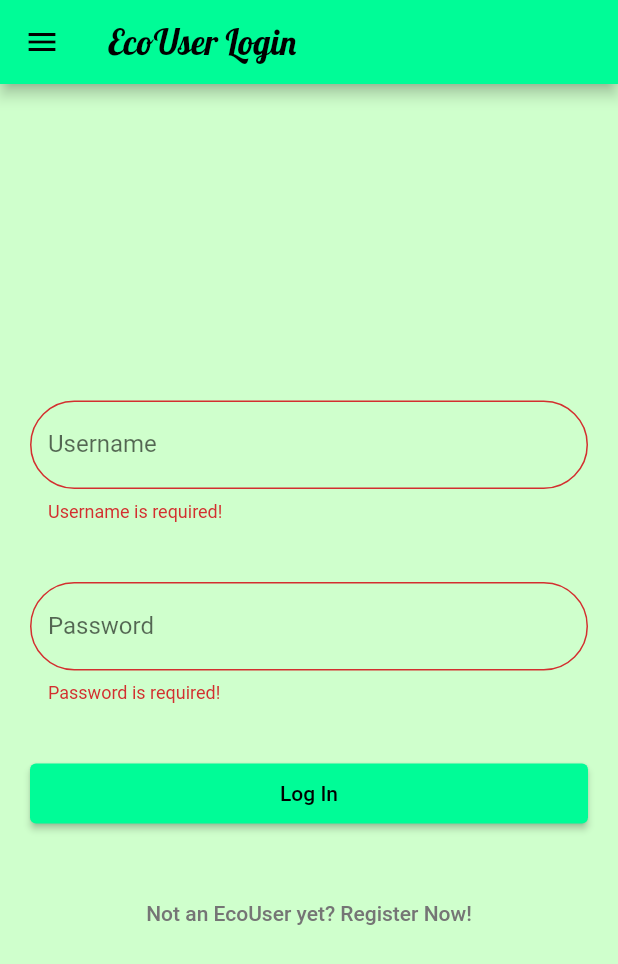
After one commit to PTS-C07-PBP/EcoFriendApp, a Flutter app: the ProfilePage screen opened directly, after a tap on "Log In", on a phone screen of 412 x 824 dp. The commit adds this screen. Shown: the top 964 px of the screen. Run offline on Flutter 3.47's test engine with Material 2 defaults, Android fonts, the phone set to English and light mode, and no system bars; our stand-ins replace cached_network_image; missing offline and left inert: pbp_django_auth; network calls fail.

Commit message:
edit register and profile page

```diff
--- /dev/null
+++ b/ecofriend/lib/pages/user/profile.dart
@@ -0,0 +1,219 @@
+import 'package:flutter/material.dart';
+import 'package:pbp_django_auth/pbp_django_auth.dart';
+import 'package:provider/provider.dart';
+
+import '../custom_drawer.dart';
+import 'register.dart';
+
+
+class MyApp extends StatelessWidget {
+  const MyApp({Key? key}) : super(key: key);
+
+  // This widget is the root of your application.
+  @override
+  Widget build(BuildContext context) {
+    return Provider(
+        create: (_) {
+            CookieRequest request = CookieRequest();
+            return request;
+        },
+        child: MaterialApp(
+            title: 'Flutter Demo',
+            theme: ThemeData(
+            colorScheme: ColorScheme.fromSeed(
+                seedColor: const Color(0xff00fc97),
+                primary: const Color(0xff00fc97)),
+          ),
+            home: const ProfilePage(),
+      )
+    );
+  }
+}
+
+class ProfilePage extends StatefulWidget {
+  const ProfilePage({super.key});
+  final String title = 'EcoUser Profile';
+
+  @override
+  State<ProfilePage> createState() => _ProfilePageState();
+}
+
+class _ProfilePageState extends State<ProfilePage> {
+  final _loginFormKey = GlobalKey<FormState>();
+
+  String statusMessage = "";
+  String _username = "";
+  String _password = "";
+
+  @override
+  Widget build(BuildContext context) {
+    final request = context.watch<CookieRequest>();
+
+    return Scaffold(
+      backgroundColor: const Color(0xffcfffcc),
+      appBar: AppBar(
+        title: const Text('EcoUser Login',
+          style: TextStyle(
+                color: Colors.black, fontFamily: 'Lobster', fontSize: 23),
+        ),
+        iconTheme: const IconThemeData(color: Colors.black),
+      ),
+      drawer: const CustomDrawer(),
+      body: Form(
+        key: _loginFormKey,
+        child: Column(
+          crossAxisAlignment: CrossAxisAlignment.center,
+          mainAxisAlignment: MainAxisAlignment.center,
+          children: <Widget>[
+            // TODO: tambahin logo
+            // Container(
+            //   padding: const EdgeInsets.all(20, 20, 20, 70),
+            //   child: FlutterLogo(
+            //     size: 40,
+            //   ),
+            // ),
+            Container(
+              padding: const EdgeInsets.all(20),
+              child: TextFormField(
+                decoration: InputDecoration(
+                  border: OutlineInputBorder(
+                    borderRadius: BorderRadius.circular(90.0),
+                  ),
+                  labelText: 'Username',
+                ),
+                onChanged: (String? value) {
+                    setState((){
+                        _username = value!;
+                    });
+                },
+                validator: (String? value) {
+                    if (value == null || value.isEmpty) {
+                        return 'Username is required!';
+                    }
+                    return null;
+                },
+              ),
+            ),
+            Container(
+              padding: const EdgeInsets.all(20),
+              child: TextFormField(
+                obscureText: true,
+                decoration: InputDecoration(
+                  border: OutlineInputBorder(
+                    borderRadius: BorderRadius.circular(90.0),
+                  ),
+                  labelText: 'Password',
+                ),
+
+                onChanged: (String? value) {
+                    setState((){
+                        _password = value!;
+                    });
+                },
+                validator: (String? value) {
+                    if (value == null || value.isEmpty) {
+                        return 'Password is required!';
+                    }
+                    return null;
+                },
+              ),
+            ),
+            Container(
+                height: 80,
+                padding: const EdgeInsets.all(20),
+                child: ElevatedButton(
+                  style: ElevatedButton.styleFrom(
+                    minimumSize: const Size.fromHeight(50),
+                  ),
+                  child: const Text('Log In'),
+                  onPressed: () async {
+                    if (_loginFormKey.currentState!.validate()) {
+                      final response = await request.login("https://ecofriend.up.railway.app/authentication/login/", {
+                                                    'username': _username,
+                                                    'password': _password,
+                      }).then((value) {
+                        final newValue = new Map<String, dynamic>.from(value);
+                        print(newValue['message']);
+
+                        setState(() {
+                          if (newValue['message'].toString() ==
+                              "Failed to Login, check your email/password.") {
+                            statusMessage = "Invalid username/password!";
+                          } else {
+                            statusMessage = newValue['message'].toString();
+                          }
+                        });
+                      });
+                      if (request.loggedIn) {
+                        // Code here will run if the login succeeded.
+                        ScaffoldMessenger.of(context).showSnackBar(const SnackBar(
+                          content: Text("Login success!"),
+                        ));
+                          Navigator.pushNamed(context, '/');
+                      }
+                      // else {
+                      //   // Code here will run if the login failed (wrong username/password).
+                      //   showDialog(context: context,
+                      //   builder: (context) {
+                      //     return Dialog (
+                      //       shape: RoundedRectangleBorder(borderRadius: BorderRadius.circular(10)),
+                      //       elevation: 10,
+                      //       child: Container(
+                      //         child: ListView(
+                      //           padding: EdgeInsets.symmetric(vertical: 15, horizontal: 15),
+                      //           shrinkWrap: true,
+                      //           children: <Widget>[
+                      //             const Center(
+                      //                 child: Text(
+                      //                     'Username or Password is wrong',
+                      //                     style: TextStyle(
+                      //                         fontSize: 24,
+                      //                         fontWeight: FontWeight.bold
+                      //                     ),
+                      //                 )
+                      //             ),
+                      //             const SizedBox(height: 20),
+                      //             TextButton(
+                      //                 onPressed: () {
+                      //                     Navigator.pop(context);
+                      //                 },
+                      //                 child: const Text('Try again'),
+                      //             )
+                      //           ]
+                      //         )
+                      //       )
+                      //       );
+                      //   });
+                      // }
+                    }
+                  }
+                )),
+            Text(statusMessage),
+            TextButton(
+              onPressed: () {
+                Navigator.pushReplacement(
+                  context,
+                  MaterialPageRoute(
+                      builder: (context) => const RegisterPage()),
+                );
+              },
+              child: const Text(
+                'Not an EcoUser yet? Register Now!',
+                style: TextStyle(color: Color(0xff757575)),
+              ),
+            ),
+          ],
+        ),
+      )
+    );
+  }
+
+  // void postArticle(CookieRequest request) async {
+  //   //TODO: Tunggu authenticate
+  //   var url = Uri.parse('https://ecofriend.up.railway.app/news/add/');
+
+  //   var response = await request.post(
+  //       'https://ecofriend.up.railway.app/news/add/',
+  //       jsonEncode({'title': _title, 'region': _region, 'description': _description}));
+  // }
+}
```
Also changed, not shown: ecofriend/lib/pages/user/register.dart (+50 -53 lines).
